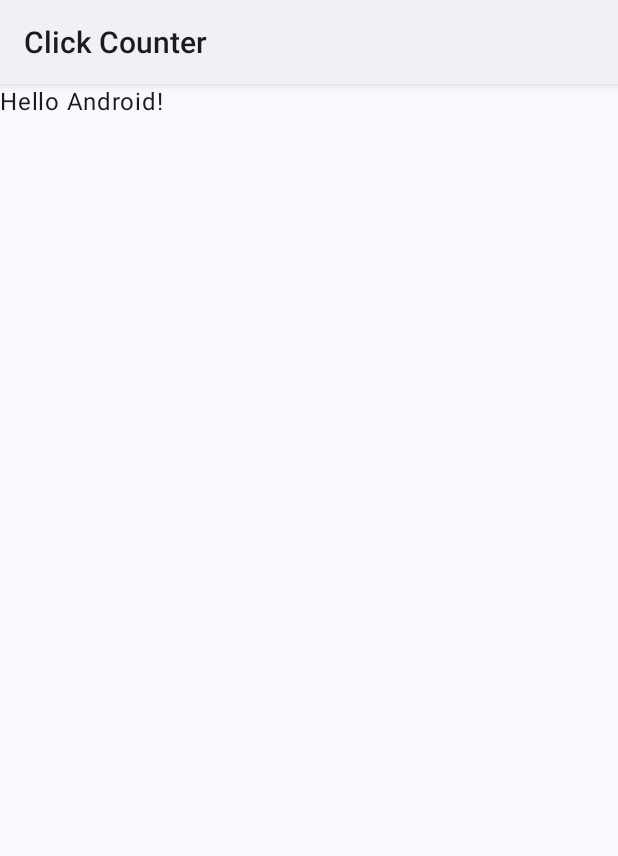
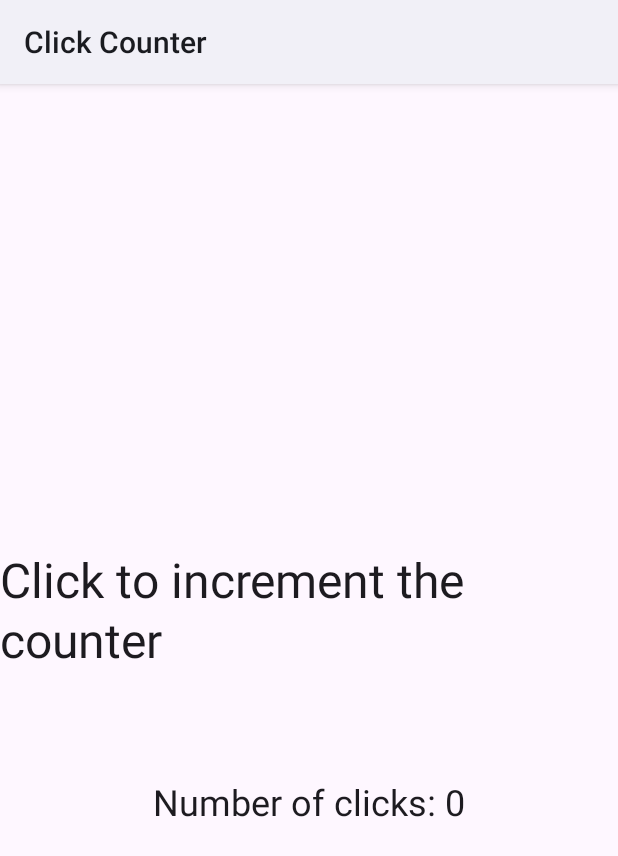
Before and after one commit to Nizar-dev/Click-Counter, an Android app built with Jetpack Compose: the screen it shows after launch (MainActivity), on a phone screen of 412 x 824 dp. Shown: the top 856 px of the screen. Run offline under Robolectric (Android 15) with nearby library versions, the phone set to English and light mode, and no system bars; our stand-ins replace Dagger/Hilt's generated code.

```diff
--- a/app/src/main/java/apps/nb/working/clickcounter/ClickCounterApp.kt
+++ b/app/src/main/java/apps/nb/working/clickcounter/ClickCounterApp.kt
@@ -1,5 +1,7 @@
 package apps.nb.working.clickcounter
 
 import android.app.Application
+import dagger.hilt.android.HiltAndroidApp
 
+@HiltAndroidApp
 class ClickCounterApp : Application ()
--- a/app/src/main/java/apps/nb/working/clickcounter/MainActivity.kt
+++ b/app/src/main/java/apps/nb/working/clickcounter/MainActivity.kt
@@ -11,37 +11,22 @@ import androidx.compose.material3.Text
 import androidx.compose.runtime.Composable
 import androidx.compose.ui.Modifier
 import androidx.compose.ui.tooling.preview.Preview
+import androidx.core.splashscreen.SplashScreen.Companion.installSplashScreen
+import apps.nb.working.clickcounter.ui.screens.MainScreen
 import apps.nb.working.clickcounter.ui.theme.ClickCounterTheme
+import dagger.hilt.android.AndroidEntryPoint
 
+@AndroidEntryPoint
 class MainActivity : ComponentActivity() {
     override fun onCreate(savedInstanceState: Bundle?) {
         super.onCreate(savedInstanceState)
         enableEdgeToEdge()
         setContent {
-            ClickCounterTheme {
                 Scaffold(modifier = Modifier.fillMaxSize()) { innerPadding ->
-                    Greeting(
-                        name = "Android",
+                    MainScreen(
                         modifier = Modifier.padding(innerPadding)
                     )
                 }
-            }
         }
     }
 }
-
-@Composable
-fun Greeting(name: String, modifier: Modifier = Modifier) {
-    Text(
-        text = "Hello $name!",
-        modifier = modifier
-    )
-}
-
-@Preview(showBackground = true)
-@Composable
-fun GreetingPreview() {
-    ClickCounterTheme {
-        Greeting("Android")
-    }
-}
--- /dev/null
+++ b/app/src/main/java/apps/nb/working/clickcounter/ui/screens/MainScreen.kt
@@ -0,0 +1,55 @@
+package apps.nb.working.clickcounter.ui.screens
+
+import android.annotation.SuppressLint
+import androidx.compose.foundation.clickable
+import androidx.compose.foundation.layout.Arrangement
+import androidx.compose.foundation.layout.Box
+import androidx.compose.foundation.layout.Column
+import androidx.compose.foundation.layout.fillMaxSize
+import androidx.compose.foundation.layout.padding
+import androidx.compose.material3.MaterialTheme
+import androidx.compose.material3.Text
+import androidx.compose.runtime.Composable
+import androidx.compose.ui.Alignment
+import androidx.compose.ui.Modifier
+import androidx.compose.ui.draw.clip
+import androidx.compose.ui.res.stringResource
+import androidx.compose.ui.unit.dp
+import androidx.hilt.navigation.compose.hiltViewModel
+import apps.nb.working.clickcounter.R
+
+@SuppressLint("StateFlowValueCalledInComposition")
+@Composable
+internal fun MainScreen(
+    modifier: Modifier = Modifier,
+    mainViewModel: MainViewModel = hiltViewModel()
+){
+    Box(
+        modifier = modifier
+            .fillMaxSize()
+            .clickable(
+                onClick = {
+                    mainViewModel.incrementCounter()
+                }
+            ),
+        contentAlignment = Alignment.Center,
+
+    ){
+        Column (
+            modifier = Modifier.fillMaxSize(),
+            horizontalAlignment = Alignment.CenterHorizontally,
+            verticalArrangement = Arrangement.Center
+        ){
+            Text(
+                modifier = modifier.padding(bottom = 16.dp),
+                text = stringResource(R.string.click_to_increment_the_counter),
+                style = MaterialTheme.typography.headlineLarge
+            )
+            Text(
+                modifier = modifier.padding(bottom = 16.dp),
+                text = "Number of clicks: ${mainViewModel.counter.value}",
+                style = MaterialTheme.typography.headlineSmall,
+            )
+        }
+    }
+}
--- /dev/null
+++ b/app/src/main/java/apps/nb/working/clickcounter/ui/screens/MainViewModel.kt
@@ -0,0 +1,21 @@
+package apps.nb.working.clickcounter.ui.screens
+
+import androidx.lifecycle.ViewModel
+import dagger.hilt.android.lifecycle.HiltViewModel
+import kotlinx.coroutines.flow.MutableStateFlow
+import kotlinx.coroutines.flow.StateFlow
+import kotlinx.coroutines.flow.asStateFlow
+import javax.inject.Inject
+
+@HiltViewModel
+class MainViewModel @Inject constructor() :  ViewModel() {
+    private val _counter = MutableStateFlow(0)
+    val counter: StateFlow<Int> = _counter.asStateFlow()
+    /**
+     * Increment the counter by 1
+     */
+    fun incrementCounter() {
+        _counter.value++
+    }
+
+}
--- a/app/src/main/java/apps/nb/working/clickcounter/ui/theme/Theme.kt
+++ b/app/src/main/java/apps/nb/working/clickcounter/ui/theme/Theme.kt
@@ -45,7 +45,6 @@ fun ClickCounterTheme(
             val context = LocalContext.current
             if (darkTheme) dynamicDarkColorScheme(context) else dynamicLightColorScheme(context)
         }
-
         darkTheme -> DarkColorScheme
         else -> LightColorScheme
     }
--- a/app/src/main/res/values/strings.xml
+++ b/app/src/main/res/values/strings.xml
@@ -1,3 +1,4 @@
 <resources>
     <string name="app_name">Click Counter</string>
+    <string name="click_to_increment_the_counter">Click to increment the counter</string>
 </resources>
--- a/app/src/main/res/values/themes.xml
+++ b/app/src/main/res/values/themes.xml
@@ -1,9 +1,15 @@
 <?xml version="1.0" encoding="utf-8"?>
-<resources xmlns:xmlnx="http://schemas.android.com/tools">
+<resources xmlns:tools="http://schemas.android.com/tools">
+
+    <style name="Theme.Clicker" parent="Theme.MaterialComponents.DayNight.DarkActionBar" >
+        <item name="android:statusBarColor">@android:color/transparent</item>
+        <item name="android:windowLightStatusBar">true</item>
+        <item name="android:forceDarkAllowed" tools:targetApi="q">false</item>
+    </style>
+
     <style name="Theme.CustomSplashScreen" parent="Theme.SplashScreen" >
         <item name="windowSplashScreenAnimatedIcon">@drawable/running_man_</item>
-        <item name="postSplashScreenTheme">@style/Theme.ClickCounter</item>"
-        <item name="android:windowBackground">@color/white</item>
+        <item name="postSplashScreenTheme">@style/Theme.Clicker</item>
+        <item name="android:windowBackground">@color/black</item>
     </style>
-    <style name="Theme.ClickCounter" parent="android:Theme.Material.Light.NoActionBar" />
 </resources>
--- a/settings.gradle.kts
+++ b/settings.gradle.kts
@@ -17,6 +17,9 @@ dependencyResolutionManagement {
         google()
         mavenCentral()
     }
+
+
+
 }
 
 rootProject.name = "Click Counter"
```
Also changed, not shown: app/build.gradle.kts (+6 -3 lines), app/src/main/java/apps/nb/working/clickcounter/di/AppModule.kt (added, +11 -0 lines), build.gradle.kts (+8 -2 lines), gradle/libs.versions.toml (+4 -3 lines).
